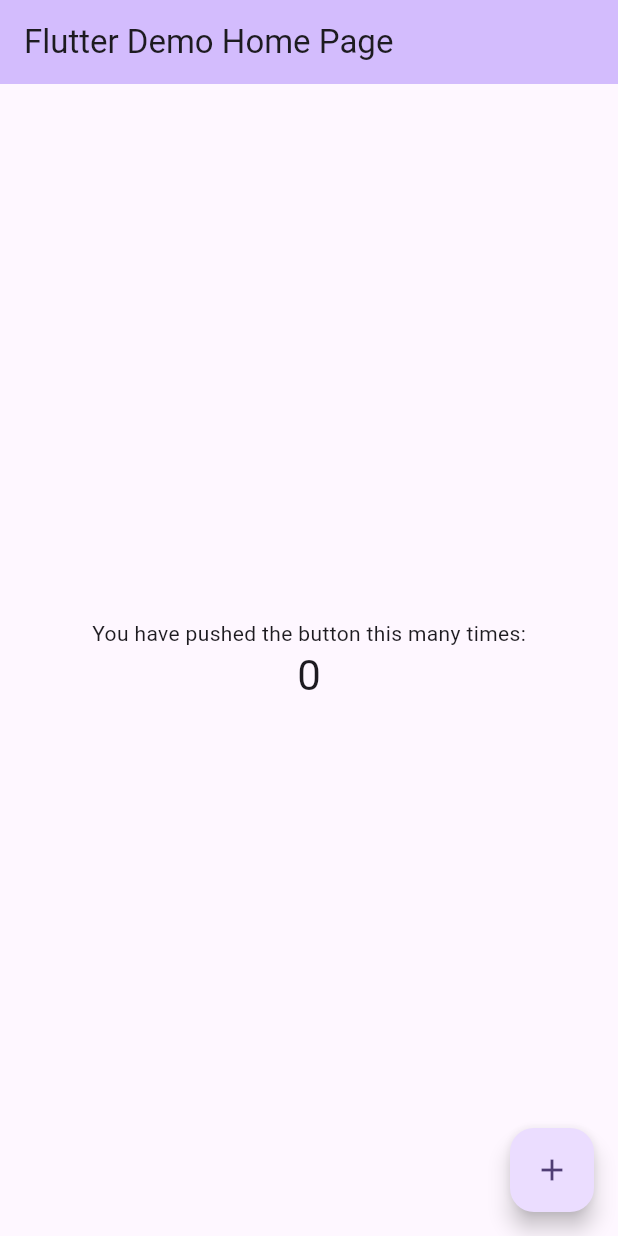
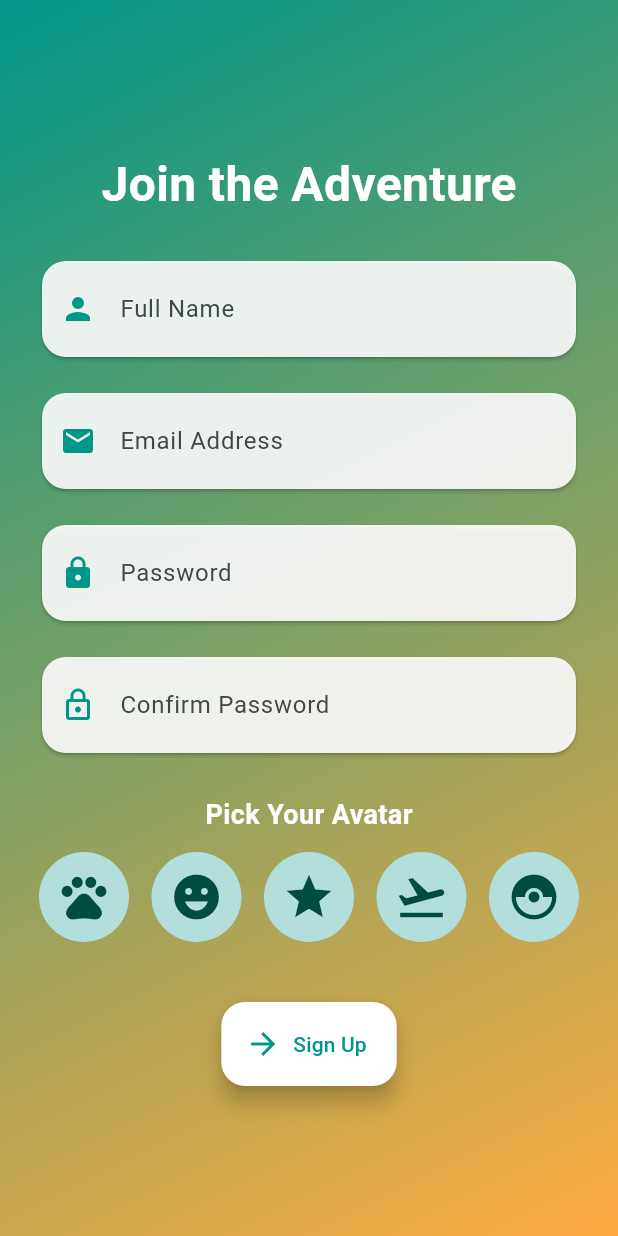
Before and after one commit to kevinlam13/FormsAssignment12, a Flutter app: the screen it shows after launch, on a phone screen of 412 x 824 dp. Run offline on Flutter 3.47's test engine with Material 3 defaults, Android fonts, the phone set to English and light mode, and no system bars.

Commit message:
Finished assignment with cool icons and colorful form page

```diff
--- a/lib/main.dart
+++ b/lib/main.dart
@@ -1,122 +1,302 @@
 import 'package:flutter/material.dart';
 
 void main() {
-  runApp(const MyApp());
+  runApp(const RedesignApp());
 }
 
-class MyApp extends StatelessWidget {
-  const MyApp({super.key});
+class RedesignApp extends StatelessWidget {
+  const RedesignApp({super.key});
 
-  // This widget is the root of your application.
   @override
   Widget build(BuildContext context) {
     return MaterialApp(
-      title: 'Flutter Demo',
+      debugShowCheckedModeBanner: false,
+      title: 'Fresh Signup',
       theme: ThemeData(
-        // This is the theme of your application.
-        //
-        // TRY THIS: Try running your application with "flutter run". You'll see
-        // the application has a purple toolbar. Then, without quitting the app,
-        // try changing the seedColor in the colorScheme below to Colors.green
-        // and then invoke "hot reload" (save your changes or press the "hot
-        // reload" button in a Flutter-supported IDE, or press "r" if you used
-        // the command line to start the app).
-        //
-        // Notice that the counter didn't reset back to zero; the application
-        // state is not lost during the reload. To reset the state, use hot
-        // restart instead.
-        //
-        // This works for code too, not just values: Most code changes can be
-        // tested with just a hot reload.
-        colorScheme: ColorScheme.fromSeed(seedColor: Colors.deepPurple),
+        colorScheme: ColorScheme.fromSeed(seedColor: Colors.teal),
+        useMaterial3: true,
       ),
-      home: const MyHomePage(title: 'Flutter Demo Home Page'),
+      home: const SignupScreen(),
     );
   }
 }
 
-class MyHomePage extends StatefulWidget {
-  const MyHomePage({super.key, required this.title});
-
-  // This widget is the home page of your application. It is stateful, meaning
-  // that it has a State object (defined below) that contains fields that affect
-  // how it looks.
-
-  // This class is the configuration for the state. It holds the values (in this
-  // case the title) provided by the parent (in this case the App widget) and
-  // used by the build method of the State. Fields in a Widget subclass are
-  // always marked "final".
-
-  final String title;
+class SignupScreen extends StatefulWidget {
+  const SignupScreen({super.key});
 
   @override
-  State<MyHomePage> createState() => _MyHomePageState();
+  State<SignupScreen> createState() => _SignupScreenState();
 }
 
-class _MyHomePageState extends State<MyHomePage> {
-  int _counter = 0;
+class _SignupScreenState extends State<SignupScreen> {
+  final _formKey = GlobalKey<FormState>();
+  final _nameCtrl = TextEditingController();
+  final _emailCtrl = TextEditingController();
+  final _passCtrl = TextEditingController();
+  final _confirmCtrl = TextEditingController();
+  IconData? _selectedAvatar;
 
-  void _incrementCounter() {
-    setState(() {
-      // This call to setState tells the Flutter framework that something has
-      // changed in this State, which causes it to rerun the build method below
-      // so that the display can reflect the updated values. If we changed
-      // _counter without calling setState(), then the build method would not be
-      // called again, and so nothing would appear to happen.
-      _counter++;
-    });
+  final List<IconData> _avatars = [
+    Icons.pets,
+    Icons.emoji_emotions,
+    Icons.star,
+    Icons.flight_takeoff,
+    Icons.catching_pokemon,
+  ];
+
+  @override
+  Widget build(BuildContext context) {
+    return Scaffold(
+      body: Container(
+        decoration: const BoxDecoration(
+          gradient: LinearGradient(
+            colors: [Colors.teal, Colors.orangeAccent],
+            begin: Alignment.topLeft,
+            end: Alignment.bottomRight,
+          ),
+        ),
+        child: SafeArea(
+          child: Center(
+            child: SingleChildScrollView(
+              padding: const EdgeInsets.all(24),
+              child: Form(
+                key: _formKey,
+                child: Column(
+                  children: [
+                    const Text(
+                      "Join the Adventure",
+                      style: TextStyle(
+                        fontSize: 32,
+                        fontWeight: FontWeight.bold,
+                        color: Colors.white,
+                      ),
+                    ),
+                    const SizedBox(height: 24),
+
+                    // Name field
+                    _buildInputCard(
+                      icon: Icons.person,
+                      label: "Full Name",
+                      controller: _nameCtrl,
+                      validator: (v) =>
+                          v == null || v.isEmpty ? "Enter your name" : null,
+                    ),
+
+                    const SizedBox(height: 16),
+
+                    // Email field
+                    _buildInputCard(
+                      icon: Icons.email,
+                      label: "Email Address",
+                      controller: _emailCtrl,
+                      validator: (v) {
+                        if (v == null || v.isEmpty) return "Enter your email";
+                        if (!v.contains("@")) return "Enter a valid email";
+                        return null;
+                      },
+                    ),
+
+                    const SizedBox(height: 16),
+
+                    // Password field
+                    _buildInputCard(
+                      icon: Icons.lock,
+                      label: "Password",
+                      controller: _passCtrl,
+                      obscure: true,
+                      validator: (v) {
+                        if (v == null || v.isEmpty) return "Enter a password";
+                        if (v.length < 6) return "At least 6 characters";
+                        return null;
+                      },
+                    ),
+
+                    const SizedBox(height: 16),
+
+                    // Confirm password
+                    _buildInputCard(
+                      icon: Icons.lock_outline,
+                      label: "Confirm Password",
+                      controller: _confirmCtrl,
+                      obscure: true,
+                      validator: (v) {
+                        if (v != _passCtrl.text) {
+                          return "Passwords don’t match";
+                        }
+                        return null;
+                      },
+                    ),
+
+                    const SizedBox(height: 24),
+
+                    // Avatar Picker
+                    const Text(
+                      "Pick Your Avatar",
+                      style: TextStyle(
+                        color: Colors.white,
+                        fontWeight: FontWeight.bold,
+                        fontSize: 18,
+                      ),
+                    ),
+                    const SizedBox(height: 12),
+                    Wrap(
+                      spacing: 15,
+                      children: _avatars.map((icon) {
+                        final selected = _selectedAvatar == icon;
+                        return GestureDetector(
+                          onTap: () => setState(() => _selectedAvatar = icon),
+                          child: CircleAvatar(
+                            radius: selected ? 36 : 30,
+                            backgroundColor:
+                                selected ? Colors.white : Colors.teal[100],
+                            child: Icon(
+                              icon,
+                              size: 36,
+                              color:
+                                  selected ? Colors.teal : Colors.teal.shade900,
+                            ),
+                          ),
+                        );
+                      }).toList(),
+                    ),
+
+                    const SizedBox(height: 40),
+
+                    // Sign Up button
+                    FloatingActionButton.extended(
+                      backgroundColor: Colors.white,
+                      foregroundColor: Colors.teal,
+                      label: const Text("Sign Up"),
+                      icon: const Icon(Icons.arrow_forward),
+                      onPressed: () {
+                        if (_formKey.currentState!.validate()) {
+                          if (_selectedAvatar == null) {
+                            ScaffoldMessenger.of(context).showSnackBar(
+                              const SnackBar(
+                                content: Text("Please select an avatar."),
+                                backgroundColor: Colors.redAccent,
+                              ),
+                            );
+                            return;
+                          }
+
+                          Navigator.push(
+                            context,
+                            MaterialPageRoute(
+                              builder: (context) => WelcomeScreen(
+                                name: _nameCtrl.text,
+                                avatar: _selectedAvatar!,
+                              ),
+                            ),
+                          );
+                        }
+                      },
+                    ),
+                  ],
+                ),
+              ),
+            ),
+          ),
+        ),
+      ),
+    );
+  }
+
+  Widget _buildInputCard({
+    required IconData icon,
+    required String label,
+    required TextEditingController controller,
+    String? Function(String?)? validator,
+    bool obscure = false,
+  }) {
+    return Card(
+      color: Colors.white.withOpacity(0.9),
+      shape: RoundedRectangleBorder(borderRadius: BorderRadius.circular(16)),
+      child: Padding(
+        padding: const EdgeInsets.symmetric(horizontal: 12, vertical: 4),
+        child: TextFormField(
+          controller: controller,
+          obscureText: obscure,
+          decoration: InputDecoration(
+            icon: Icon(icon, color: Colors.teal),
+            labelText: label,
+            border: InputBorder.none,
+          ),
+          validator: validator,
+        ),
+      ),
+    );
+  }
+}
+
+class WelcomeScreen extends StatefulWidget {
+  final String name;
+  final IconData avatar;
+
+  const WelcomeScreen({super.key, required this.name, required this.avatar});
+
+  @override
+  State<WelcomeScreen> createState() => _WelcomeScreenState();
+}
+
+class _WelcomeScreenState extends State<WelcomeScreen>
+    with SingleTickerProviderStateMixin {
+  late AnimationController _controller;
+  late Animation<Offset> _slideAnimation;
+
+  @override
+  void initState() {
+    super.initState();
+    _controller = AnimationController(
+      duration: const Duration(milliseconds: 1200),
+      vsync: this,
+    );
+    _slideAnimation =
+        Tween<Offset>(begin: const Offset(0, 1), end: Offset.zero).animate(
+      CurvedAnimation(parent: _controller, curve: Curves.easeOut),
+    );
+
+    _controller.forward();
+  }
+
+  @override
+  void dispose() {
+    _controller.dispose();
+    super.dispose();
   }
 
   @override
   Widget build(BuildContext context) {
-    // This method is rerun every time setState is called, for instance as done
-    // by the _incrementCounter method above.
-    //
-    // The Flutter framework has been optimized to make rerunning build methods
-    // fast, so that you can just rebuild anything that needs updating rather
-    // than having to individually change instances of widgets.
     return Scaffold(
-      appBar: AppBar(
-        // TRY THIS: Try changing the color here to a specific color (to
-        // Colors.amber, perhaps?) and trigger a hot reload to see the AppBar
-        // change color while the other colors stay the same.
-        backgroundColor: Theme.of(context).colorScheme.inversePrimary,
-        // Here we take the value from the MyHomePage object that was created by
-        // the App.build method, and use it to set our appbar title.
-        title: Text(widget.title),
-      ),
-      body: Center(
-        // Center is a layout widget. It takes a single child and positions it
-        // in the middle of the parent.
-        child: Column(
-          // Column is also a layout widget. It takes a list of children and
-          // arranges them vertically. By default, it sizes itself to fit its
-          // children horizontally, and tries to be as tall as its parent.
-          //
-          // Column has various properties to control how it sizes itself and
-          // how it positions its children. Here we use mainAxisAlignment to
-          // center the children vertically; the main axis here is the vertical
-          // axis because Columns are vertical (the cross axis would be
-          // horizontal).
-          //
-          // TRY THIS: Invoke "debug painting" (choose the "Toggle Debug Paint"
-          // action in the IDE, or press "p" in the console), to see the
-          // wireframe for each widget.
-          mainAxisAlignment: MainAxisAlignment.center,
-          children: <Widget>[
-            const Text('You have pushed the button this many times:'),
-            Text(
-              '$_counter',
-              style: Theme.of(context).textTheme.headlineMedium,
-            ),
-          ],
+      backgroundColor: Colors.teal[50],
+      body: SlideTransition(
+        position: _slideAnimation,
+        child: Center(
+          child: Column(
+            mainAxisAlignment: MainAxisAlignment.center,
+            children: [
+              CircleAvatar(
+                backgroundColor: Colors.teal.shade100,
+                radius: 50,
+                child: Icon(widget.avatar, size: 60, color: Colors.teal.shade800),
+              ),
+              const SizedBox(height: 24),
+              Text(
+                "Welcome, ${widget.name}!",
+                style: const TextStyle(
+                    fontSize: 28,
+                    fontWeight: FontWeight.bold,
+                    color: Colors.teal),
+              ),
+              const SizedBox(height: 12),
+              const Text(
+                "Your journey begins here 🌟",
+                style: TextStyle(fontSize: 16, color: Colors.black54),
+              ),
+            ],
+          ),
         ),
       ),
-      floatingActionButton: FloatingActionButton(
-        onPressed: _incrementCounter,
-        tooltip: 'Increment',
-        child: const Icon(Icons.add),
-      ), // This trailing comma makes auto-formatting nicer for build methods.
     );
   }
 }
```
